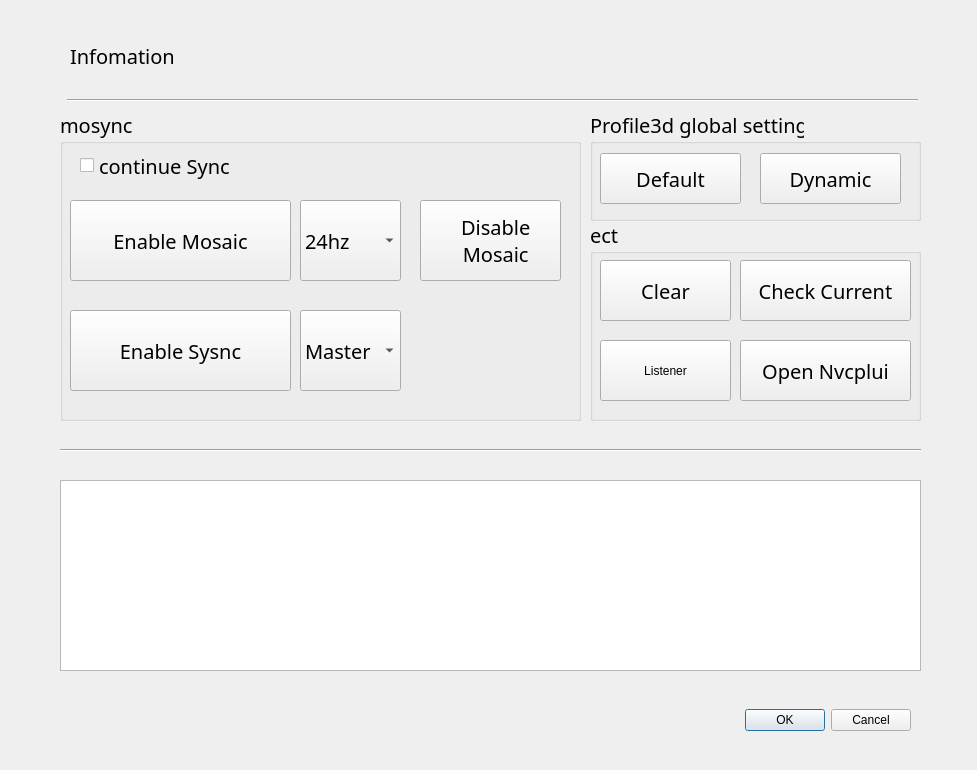
The window that test.ui (thissak/QtMosaic) describes before a commit, drawn with Qt 5.
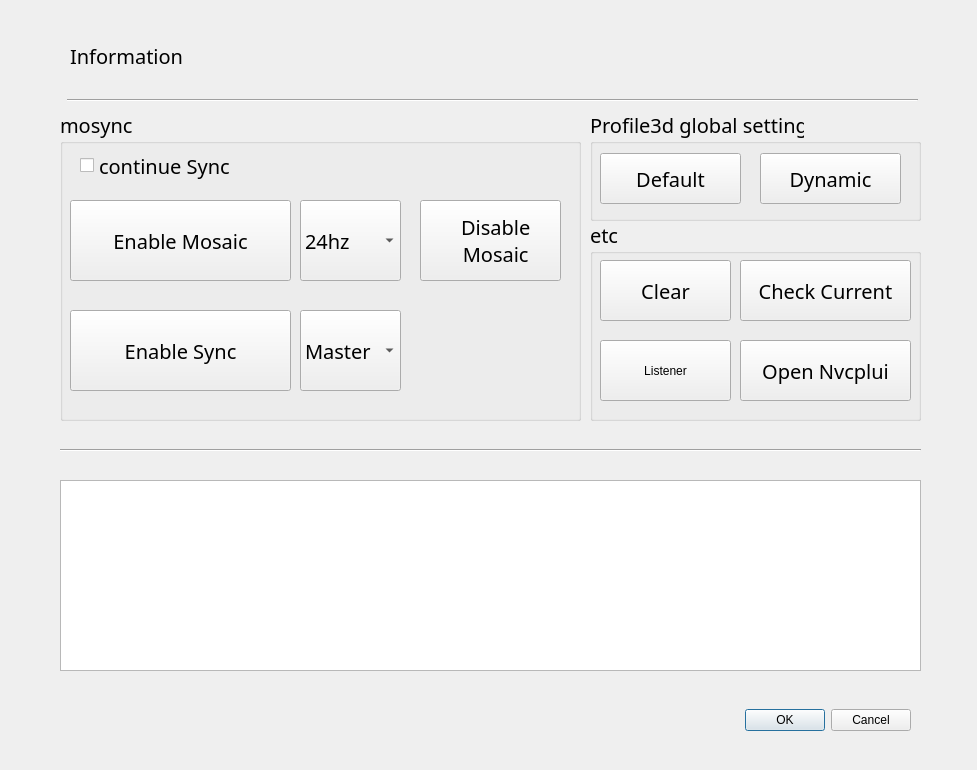
The same window after the commit. Icons and pictures are not drawn.

```diff
--- a/test.ui
+++ b/test.ui
@@ -96,7 +96,7 @@
     <string>infomation을 표시합니다</string>
    </property>
    <property name="text">
-    <string>Infomation</string>
+    <string>Information</string>
    </property>
    <property name="margin">
     <number>6</number>
@@ -254,7 +254,7 @@
      </font>
     </property>
     <property name="text">
-     <string>Enable Sysnc</string>
+     <string>Enable Sync</string>
     </property>
     <property name="icon">
      <iconset>
@@ -429,7 +429,7 @@
     </rect>
    </property>
    <property name="title">
-    <string>ect</string>
+    <string>etc</string>
    </property>
    <widget class="QPushButton" name="btn6_openNvcpl">
     <property name="geometry">
```
